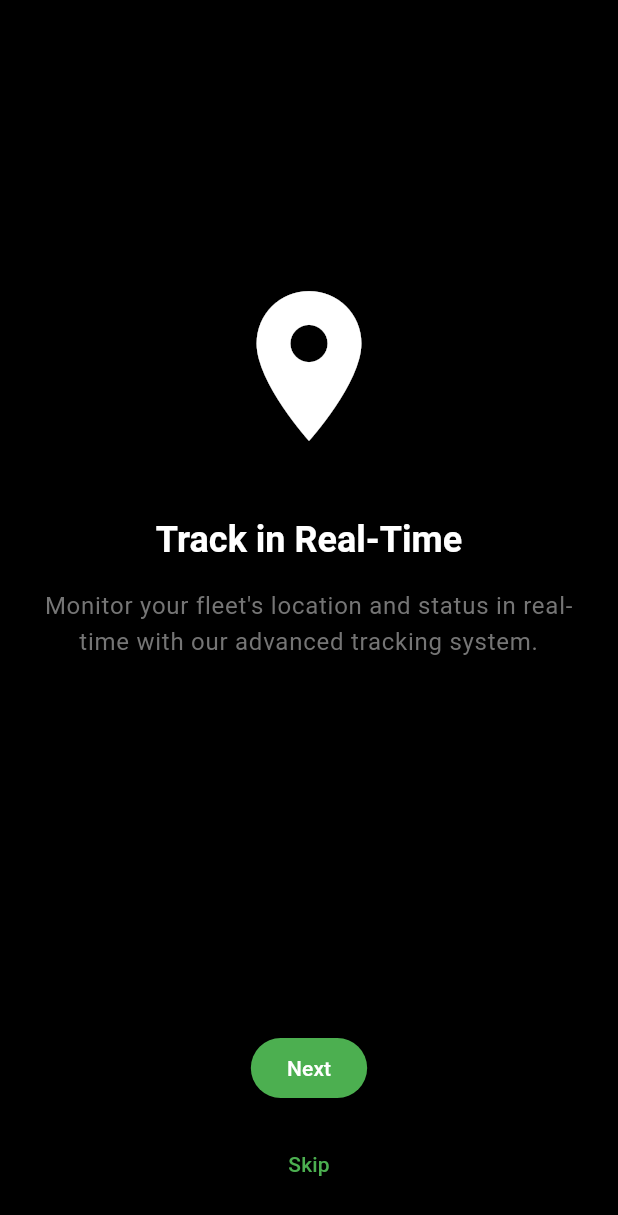
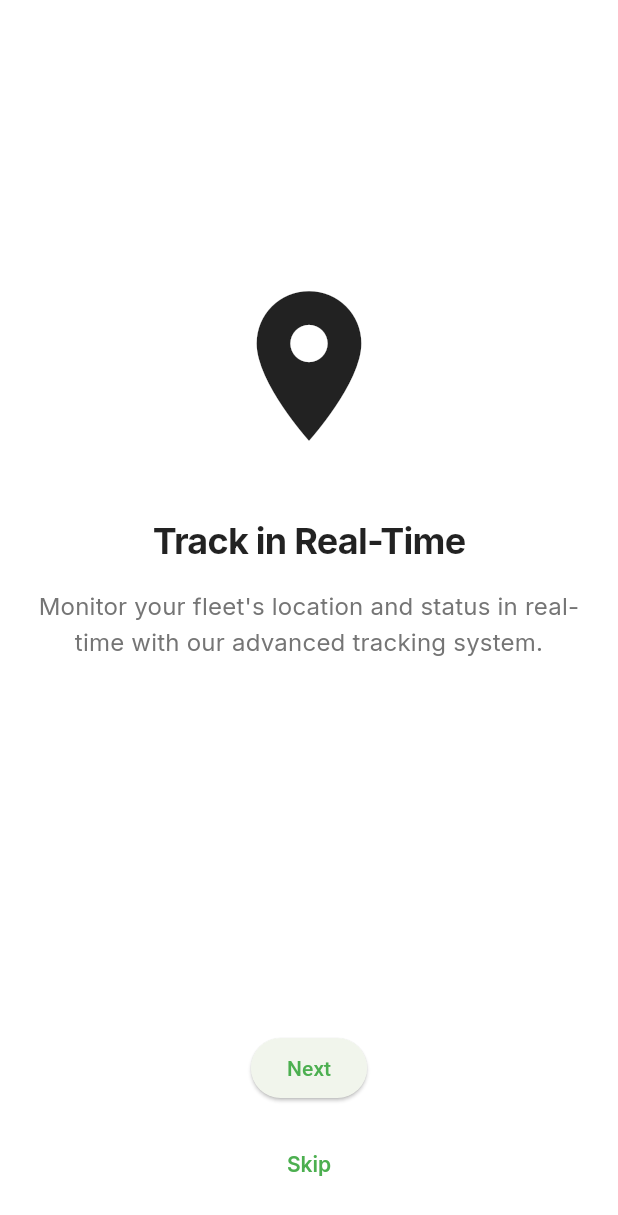
Before and after one commit to FOOADII/Fleet-Management, a Flutter app: the screen it shows after launch, after a tap on "Next", on a phone screen of 412 x 824 dp. Shown: the top 1215 px of the screen. Run offline on Flutter 3.47's test engine with Material 3 defaults, Android fonts, the phone set to English and light mode, and no system bars; our stand-ins replace cloud_firestore, firebase_auth, firebase_core, firebase_storage, fl_chart, geolocator and 5 more; missing offline and left inert: google_maps_flutter_android, google_maps_flutter_platform_interface; accounts and stored records are empty; statements that could not run were skipped.

Commit message:
Refactor main.dart to initialize services, including Firebase and SharedPreferences, and update app theme based on user preferences. Implement error handling during initialization and streamline app startup process.

```diff
--- a/lib/main.dart
+++ b/lib/main.dart
@@ -3,85 +3,96 @@
 import 'package:flutter_localizations/flutter_localizations.dart';
 import 'package:get/get.dart';
 import 'package:firebase_core/firebase_core.dart';
+import 'package:firebase_storage/firebase_storage.dart';
+import 'package:shared_preferences/shared_preferences.dart';
 import 'firebase_options.dart';
 import 'core/routes/app_pages.dart';
 import 'core/theme/app_theme.dart';
 import 'core/translations/app_translations.dart';
-import 'core/bindings/auth_binding.dart';
+import 'core/bindings/initial_binding.dart';
+import 'package:google_maps_flutter_android/google_maps_flutter_android.dart';
+import 'package:google_maps_flutter_platform_interface/google_maps_flutter_platform_interface.dart';
 
 void main() async {
   WidgetsFlutterBinding.ensureInitialized();
 
   try {
+    await initServices();
+    debugPrint("Services initialized successfully");
+
+    // Load saved theme preference
+    final prefs = Get.find<SharedPreferences>();
+    final bool isDarkMode = prefs.getBool('isDarkMode') ?? false;
+    final language = prefs.getString('language') ?? 'en';
+
+    runApp(
+      GetMaterialApp(
+        title: 'Fleet Management',
+        translations: AppTranslations(),
+        locale: Locale(language),
+        fallbackLocale: const Locale('en'),
+        theme: AppTheme.lightTheme,
+        darkTheme: AppTheme.darkTheme,
+        themeMode: isDarkMode ? ThemeMode.dark : ThemeMode.light,
+        initialRoute: AppPages.initial,
+        getPages: AppPages.routes,
+        debugShowCheckedModeBanner: false,
+      ),
+    );
+  } catch (e) {
+    debugPrint("Error during initialization: $e");
+    // Fallback to default theme if there's an error
+    runApp(
+      GetMaterialApp(
+        title: 'Fleet Management',
+        translations: AppTranslations(),
+        locale: const Locale('en'),
+        fallbackLocale: const Locale('en'),
+        theme: AppTheme.lightTheme,
+        darkTheme: AppTheme.darkTheme,
+        themeMode: ThemeMode.light,
+        initialRoute: AppPages.initial,
+        getPages: AppPages.routes,
+        debugShowCheckedModeBanner: false,
+      ),
+    );
+  }
+}
+
+/// Initialize all services and dependencies
+Future<void> initServices() async {
+  try {
+    // Initialize Firebase
     await Firebase.initializeApp(
       options: DefaultFirebaseOptions.currentPlatform,
     );
+    // Initialize Firebase Storage
+    FirebaseStorage.instance;
+    debugPrint('Firebase Storage initialized successfully');
   } catch (e) {
     debugPrint('Firebase initialization error: $e');
   }
 
-  runApp(const MyApp());
+  // Initialize Google Maps
+  final GoogleMapsFlutterPlatform mapsImplementation =
+      GoogleMapsFlutterPlatform.instance;
+  if (mapsImplementation is GoogleMapsFlutterAndroid) {
+    mapsImplementation.useAndroidViewSurface = true;
+  }
+
+  // Directly initialize SharedPreferences first
+  try {
+    final prefs = await SharedPreferences.getInstance();
+    Get.put<SharedPreferences>(prefs, permanent: true);
+    debugPrint('SharedPreferences initialized successfully');
+  } catch (e) {
+    debugPrint('SharedPreferences initialization error: $e');
+    throw Exception('Failed to initialize SharedPreferences: $e');
+  }
+
+  // Initialize all dependencies through initial binding
+  final binding = InitialBinding();
+  await binding.dependencies();
+
+  debugPrint('All services initialized');
 }
-
-class MyApp extends StatelessWidget {
-  const MyApp({super.key});
-
-  @override
-  Widget build(BuildContext context) {
-    return GetMaterialApp(
-      title: 'DDU Fleet',
-      theme: ThemeData(
-        useMaterial3: true,
-        scaffoldBackgroundColor: Colors.black,
-        colorScheme: ColorScheme.dark(
-          background: Colors.black,
-          surface: Colors.black,
-          primary: const Color(0xFF4CAF50),
-          onPrimary: Colors.white,
-          secondary: const Color(0xFF4CAF50),
-          onSecondary: Colors.white,
-        ),
-        textTheme: const TextTheme(
-          headlineSmall: TextStyle(color: Colors.white),
-          bodyLarge: TextStyle(color: Colors.white70),
-        ),
-        elevatedButtonTheme: ElevatedButtonThemeData(
-          style: ElevatedButton.styleFrom(
-            backgroundColor: const Color(0xFF4CAF50),
-            foregroundColor: Colors.white,
-          ),
-        ),
-      ),
-      darkTheme: ThemeData(
-        useMaterial3: true,
-        scaffoldBackgroundColor: Colors.black,
-        colorScheme: ColorScheme.dark(
-          background: Colors.black,
-          surface: Colors.black,
-          primary: const Color(0xFF4CAF50),
-          onPrimary: Colors.white,
-          secondary: const Color(0xFF4CAF50),
-          onSecondary: Colors.white,
-        ),
-        textTheme: const TextTheme(
-          headlineSmall: TextStyle(color: Colors.white),
-          bodyLarge: TextStyle(color: Colors.white70),
-        ),
-        elevatedButtonTheme: ElevatedButtonThemeData(
-          style: ElevatedButton.styleFrom(
-            backgroundColor: const Color(0xFF4CAF50),
-            foregroundColor: Colors.white,
-          ),
-        ),
-      ),
-      themeMode: ThemeMode.dark,
-      debugShowCheckedModeBanner: false,
-      initialBinding: AuthBinding(),
-      initialRoute: AppPages.initial,
-      getPages: AppPages.routes,
-      translations: AppTranslations(),
-      locale: Get.deviceLocale,
-      fallbackLocale: const Locale('en', 'US'),
-    );
-  }
-}
```
